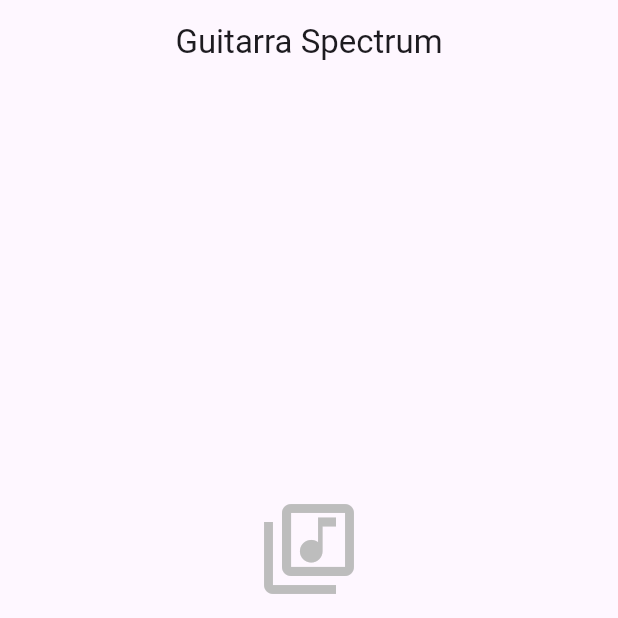
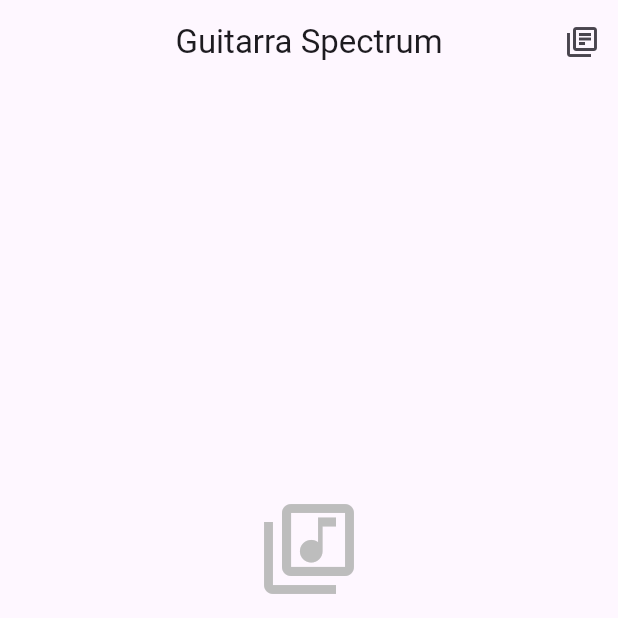
Before and after one commit to palitrueque/Guitarra-spectrum-app, a Flutter app: the screen it shows after launch, after a tap on "Cancelar", on a phone screen of 412 x 824 dp, the top half of it. Run offline on Flutter 3.47's test engine with Material 3 defaults, Android fonts, the phone set to English and light mode, and no system bars; our stand-ins replace file_picker, fl_chart, permission_handler, share_plus; missing offline and left inert: fftea, record.

Commit message:
Add instrument sheets button in app bar

```diff
--- a/lib/library_screen.dart
+++ b/lib/library_screen.dart
@@ -5,6 +5,7 @@ import 'package:share_plus/share_plus.dart';
 
 import 'analysis/analysis_screen.dart';
 import 'compare_screen.dart';
+import 'instruments_list_screen.dart';
 import 'recorder_screen.dart';
 import 'recording_storage.dart';
 
@@ -187,6 +188,18 @@ class _LibraryScreenState extends State<LibraryScreen> {
             ? 'Selecciona hasta $_maxCompare (${_selectedPaths.length})'
             : 'Guitarra Spectrum'),
         centerTitle: true,
+        actions: [
+          if (!_isComparing)
+            IconButton(
+              onPressed: () => Navigator.of(context).push(
+                MaterialPageRoute(
+                  builder: (_) => const InstrumentsListScreen(),
+                ),
+              ),
+              icon: const Icon(Icons.library_books_outlined),
+              tooltip: 'Fichas de instrumento',
+            ),
+        ],
       ),
       body: _buildBody(),
       bottomNavigationBar: SafeArea(
```
